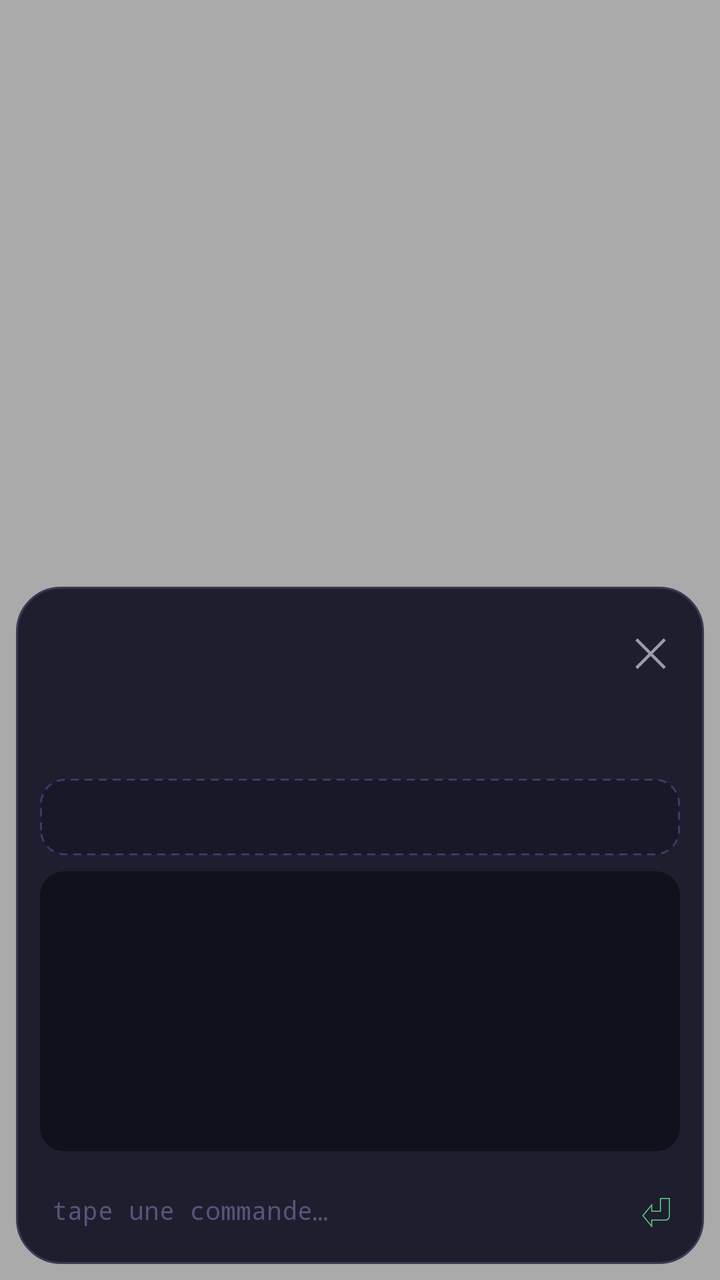
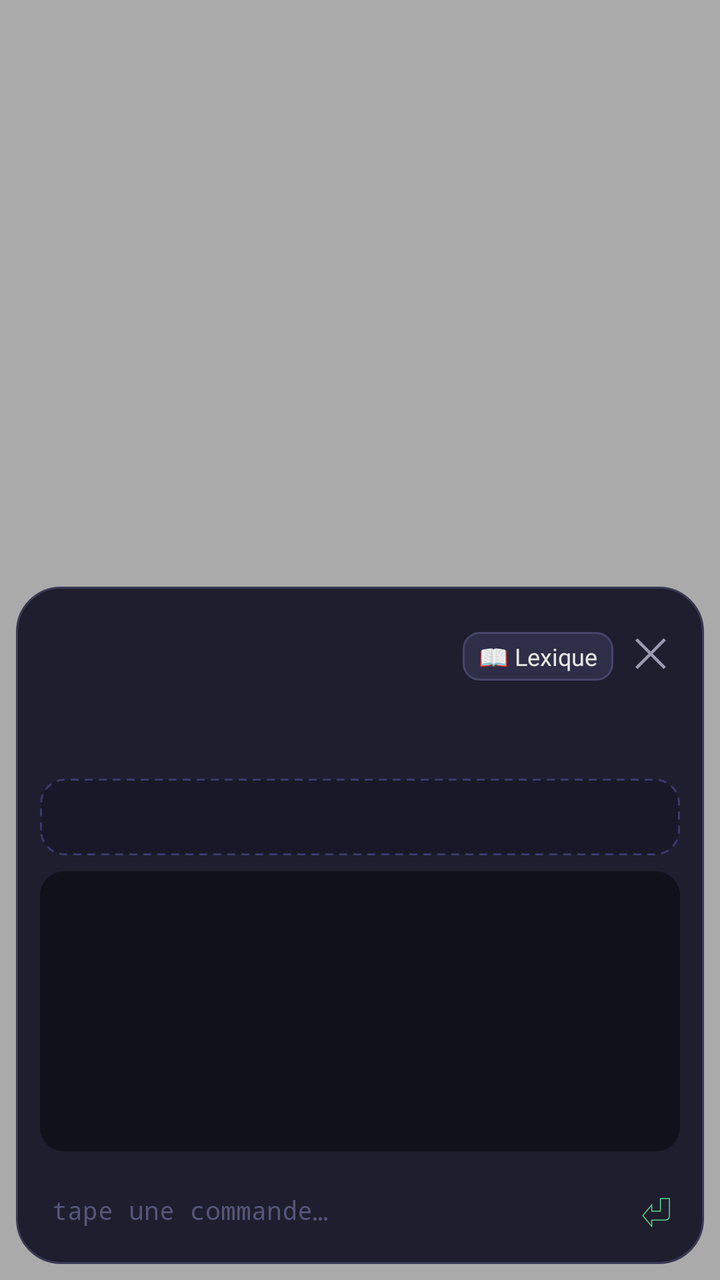

An Android layout rendered at two revisions. The XML below is the earlier revision; the diff shows what the commit changed to produce the second picture.
<!-- AndroidManifest.xml: activity theme Theme.Terminal -->
<!-- res/layout/activity_terminal.xml -->
<?xml version="1.0" encoding="utf-8"?>
<FrameLayout xmlns:android="http://schemas.android.com/apk/res/android"
    android:id="@+id/fond"
    android:layout_width="match_parent"
    android:layout_height="match_parent"
    android:background="#55000000">

    <LinearLayout
        android:id="@+id/panneau"
        android:layout_width="match_parent"
        android:layout_height="wrap_content"
        android:layout_gravity="bottom"
        android:layout_margin="8dp"
        android:background="@drawable/panneau"
        android:clickable="true"
        android:focusable="false"
        android:orientation="vertical"
        android:padding="12dp">

        <LinearLayout
            android:layout_width="match_parent"
            android:layout_height="wrap_content"
            android:gravity="center_vertical"
            android:orientation="horizontal">

            <ImageView
                android:id="@+id/creature"
                android:layout_width="84dp"
                android:layout_height="76dp"
                android:contentDescription="@string/app_name"
                android:scaleType="fitCenter" />

            <LinearLayout
                android:layout_width="0dp"
                android:layout_height="wrap_content"
                android:layout_marginStart="10dp"
                android:layout_weight="1"
                android:orientation="vertical">

                <TextView
                    android:id="@+id/titre"
                    android:layout_width="wrap_content"
                    android:layout_height="wrap_content"
                    android:textColor="@color/texte"
                    android:textSize="15sp"
                    android:textStyle="bold" />

                <TextView
                    android:id="@+id/faim"
                    android:layout_width="wrap_content"
                    android:layout_height="wrap_content"
                    android:fontFamily="monospace"
                    android:textColor="@color/vert"
                    android:textSize="12sp" />

                <TextView
                    android:id="@+id/xp"
                    android:layout_width="wrap_content"
                    android:layout_height="wrap_content"
                    android:fontFamily="monospace"
                    android:textColor="@color/texte_doux"
                    android:textSize="12sp" />

                <TextView
                    android:id="@+id/stats"
                    android:layout_width="wrap_content"
                    android:layout_height="wrap_content"
                    android:fontFamily="monospace"
                    android:textColor="@color/texte_doux"
                    android:textSize="11sp" />
            </LinearLayout>

            <TextView
                android:id="@+id/fermer"
                android:layout_width="wrap_content"
                android:layout_height="wrap_content"
                android:layout_gravity="top"
                android:padding="6dp"
                android:text="✕"
                android:textColor="@color/texte_doux"
                android:textSize="20sp" />
        </LinearLayout>

        <TextView
            android:id="@+id/bulle"
            android:layout_width="match_parent"
            android:layout_height="wrap_content"
            android:layout_marginTop="6dp"
            android:background="@drawable/bulle"
            android:padding="8dp"
            android:textColor="#1e1e2e"
            android:textSize="13sp"
            android:visibility="gone" />

        <TextView
            android:id="@+id/lecon"
            android:layout_width="match_parent"
            android:layout_height="wrap_content"
            android:layout_marginTop="6dp"
            android:fontFamily="monospace"
            android:textColor="@color/rose"
            android:textSize="12sp"
            android:visibility="gone" />

        <LinearLayout
            android:layout_width="match_parent"
            android:layout_height="wrap_content"
            android:layout_marginTop="8dp"
            android:background="@drawable/observatoire_fond"
            android:orientation="vertical"
            android:padding="8dp">

            <TextView
                android:id="@+id/chemin"
                android:layout_width="match_parent"
                android:layout_height="wrap_content"
                android:ellipsize="start"
                android:maxLines="1"
                android:textColor="#d7d7ff"
                android:textSize="12sp"
                android:textStyle="bold" />

            <HorizontalScrollView
                android:layout_width="match_parent"
                android:layout_height="wrap_content"
                android:layout_marginTop="6dp"
                android:scrollbars="none">

                <LinearLayout
                    android:id="@+id/contenu"
                    android:layout_width="wrap_content"
                    android:layout_height="wrap_content"
                    android:orientation="horizontal" />
            </HorizontalScrollView>
        </LinearLayout>

        <ScrollView
            android:id="@+id/defile"
            android:layout_width="match_parent"
            android:layout_height="140dp"
            android:layout_marginTop="8dp"
            android:background="@drawable/terminal_fond"
            android:fadeScrollbars="false">

            <TextView
                android:id="@+id/sortie"
                android:layout_width="match_parent"
                android:layout_height="wrap_content"
                android:fontFamily="monospace"
                android:padding="8dp"
                android:textColor="#d0d0d0"
                android:textSize="12sp" />
        </ScrollView>

        <HorizontalScrollView
            android:layout_width="match_parent"
            android:layout_height="wrap_content"
            android:layout_marginTop="8dp"
            android:scrollbars="none">

            <LinearLayout
                android:id="@+id/touches"
                android:layout_width="wrap_content"
                android:layout_height="wrap_content"
                android:orientation="horizontal" />
        </HorizontalScrollView>

        <LinearLayout
            android:layout_width="match_parent"
            android:layout_height="wrap_content"
            android:layout_marginTop="6dp"
            android:gravity="center_vertical"
            android:orientation="horizontal">

            <TextView
                android:id="@+id/invite"
                android:layout_width="wrap_content"
                android:layout_height="wrap_content"
                android:fontFamily="monospace"
                android:textColor="@color/vert"
                android:textSize="13sp" />

            <EditText
                android:id="@+id/saisie"
                android:layout_width="0dp"
                android:layout_height="wrap_content"
                android:layout_marginStart="6dp"
                android:layout_weight="1"
                android:background="@null"
                android:fontFamily="monospace"
                android:hint="@string/saisie_indice"
                android:imeOptions="actionSend|flagNoExtractUi"
                android:importantForAutofill="no"
                android:inputType="text|textNoSuggestions|textVisiblePassword"
                android:maxLines="1"
                android:textColor="#ffffff"
                android:textColorHint="#55557a"
                android:textSize="13sp" />

            <TextView
                android:id="@+id/envoyer"
                android:layout_width="wrap_content"
                android:layout_height="wrap_content"
                android:paddingStart="10dp"
                android:paddingEnd="4dp"
                android:text="⏎"
                android:textColor="@color/vert"
                android:textSize="22sp" />
        </LinearLayout>
    </LinearLayout>
</FrameLayout>
<!-- resources referenced by this layout -->
<resources>
  <color name="rose">#ff87ff</color>
  <color name="texte">#e6e6e6</color>
  <color name="texte_doux">#9a9ab0</color>
  <color name="vert">#5fd787</color>
  <!-- drawable bulle (drawable) -->
  <?xml version="1.0" encoding="utf-8"?>
  <shape xmlns:android="http://schemas.android.com/apk/res/android" android:shape="rectangle">
      <solid android:color="@color/bulle" />
      <corners android:radius="12dp" />
  </shape>
  <!-- drawable observatoire_fond (drawable) -->
  <?xml version="1.0" encoding="utf-8"?>
  <shape xmlns:android="http://schemas.android.com/apk/res/android" android:shape="rectangle">
      <solid android:color="#181828" />
      <stroke android:width="1dp" android:color="#3a3a6a" android:dashWidth="4dp" android:dashGap="3dp" />
      <corners android:radius="12dp" />
  </shape>
  <!-- drawable panneau (drawable) -->
  <?xml version="1.0" encoding="utf-8"?>
  <shape xmlns:android="http://schemas.android.com/apk/res/android" android:shape="rectangle">
      <solid android:color="@color/fond" />
      <stroke android:width="1dp" android:color="#3a3a55" />
      <corners android:radius="22dp" />
  </shape>
  <!-- drawable terminal_fond (drawable) -->
  <?xml version="1.0" encoding="utf-8"?>
  <shape xmlns:android="http://schemas.android.com/apk/res/android" android:shape="rectangle">
      <solid android:color="@color/fond_terminal" />
      <corners android:radius="12dp" />
  </shape>
  <string name="app_name">Terminagotchi</string>
  <string name="saisie_indice">tape une commande…</string>
  <style name="Theme.Terminal" parent="@android:style/Theme.DeviceDefault.NoActionBar">
          <item name="android:windowIsTranslucent">true</item>
          <item name="android:windowBackground">@android:color/transparent</item>
          <item name="android:windowNoTitle">true</item>
          <item name="android:backgroundDimEnabled">false</item>
          <item name="android:windowAnimationStyle">@android:style/Animation.InputMethod</item>
          <item name="android:statusBarColor">@android:color/transparent</item>
          <item name="android:navigationBarColor">#1e1e2e</item>
      </style>
  <color name="bulle">#f5f0e6</color>
  <color name="fond">#1e1e2e</color>
  <color name="fond_terminal">#11111b</color>
</resources>

<!-- the commit's change to res/layout/activity_terminal.xml (unified diff, before → after) -->
@@ -71,6 +71,21 @@
             </LinearLayout>
 
             <TextView
+                android:id="@+id/lexique_btn"
+                android:layout_width="wrap_content"
+                android:layout_height="wrap_content"
+                android:layout_gravity="top"
+                android:layout_marginEnd="4dp"
+                android:background="@drawable/touche"
+                android:paddingStart="8dp"
+                android:paddingTop="4dp"
+                android:paddingEnd="8dp"
+                android:paddingBottom="4dp"
+                android:text="📖 Lexique"
+                android:textColor="@color/texte"
+                android:textSize="12sp" />
+
+            <TextView
                 android:id="@+id/fermer"
                 android:layout_width="wrap_content"
                 android:layout_height="wrap_content"
@@ -134,23 +149,46 @@
             </HorizontalScrollView>
         </LinearLayout>
 
-        <ScrollView
-            android:id="@+id/defile"
+        <FrameLayout
             android:layout_width="match_parent"
             android:layout_height="140dp"
-            android:layout_marginTop="8dp"
-            android:background="@drawable/terminal_fond"
-            android:fadeScrollbars="false">
-
-            <TextView
-                android:id="@+id/sortie"
-                android:layout_width="match_parent"
-                android:layout_height="wrap_content"
-                android:fontFamily="monospace"
-                android:padding="8dp"
-                android:textColor="#d0d0d0"
-                android:textSize="12sp" />
-        </ScrollView>
+            android:layout_marginTop="8dp">
+
+            <ScrollView
+                android:id="@+id/defile"
+                android:layout_width="match_parent"
+                android:layout_height="match_parent"
+                android:background="@drawable/terminal_fond"
+                android:fadeScrollbars="false">
+
+                <TextView
+                    android:id="@+id/sortie"
+                    android:layout_width="match_parent"
+                    android:layout_height="wrap_content"
+                    android:fontFamily="monospace"
+                    android:padding="8dp"
+                    android:textColor="#d0d0d0"
+                    android:textSize="12sp" />
+            </ScrollView>
+
+            <ScrollView
+                android:id="@+id/lexique_vue"
+                android:layout_width="match_parent"
+                android:layout_height="match_parent"
+                android:background="@drawable/terminal_fond"
+                android:fadeScrollbars="false"
+                android:visibility="gone">
+
+                <TextView
+                    android:id="@+id/lexique_texte"
+                    android:layout_width="match_parent"
+                    android:layout_height="wrap_content"
+                    android:fontFamily="monospace"
+                    android:lineSpacingExtra="3dp"
+                    android:padding="8dp"
+                    android:textSize="12sp" />
+            </ScrollView>
+        </FrameLayout>
 
         <HorizontalScrollView
             android:layout_width="match_parent"
<!-- resource entries referenced after the edit -->
@@ -30,6 +30,13 @@
       <solid android:color="@color/fond_terminal" />
       <corners android:radius="12dp" />
   </shape>
+  <!-- drawable touche (drawable) -->
+  <?xml version="1.0" encoding="utf-8"?>
+  <shape xmlns:android="http://schemas.android.com/apk/res/android" android:shape="rectangle">
+      <solid android:color="#2e2e48" />
+      <stroke android:width="1dp" android:color="#45456a" />
+      <corners android:radius="8dp" />
+  </shape>
   <string name="app_name">Terminagotchi</string>
   <string name="saisie_indice">tape une commande…</string>
   <style name="Theme.Terminal" parent="@android:style/Theme.DeviceDefault.NoActionBar">
